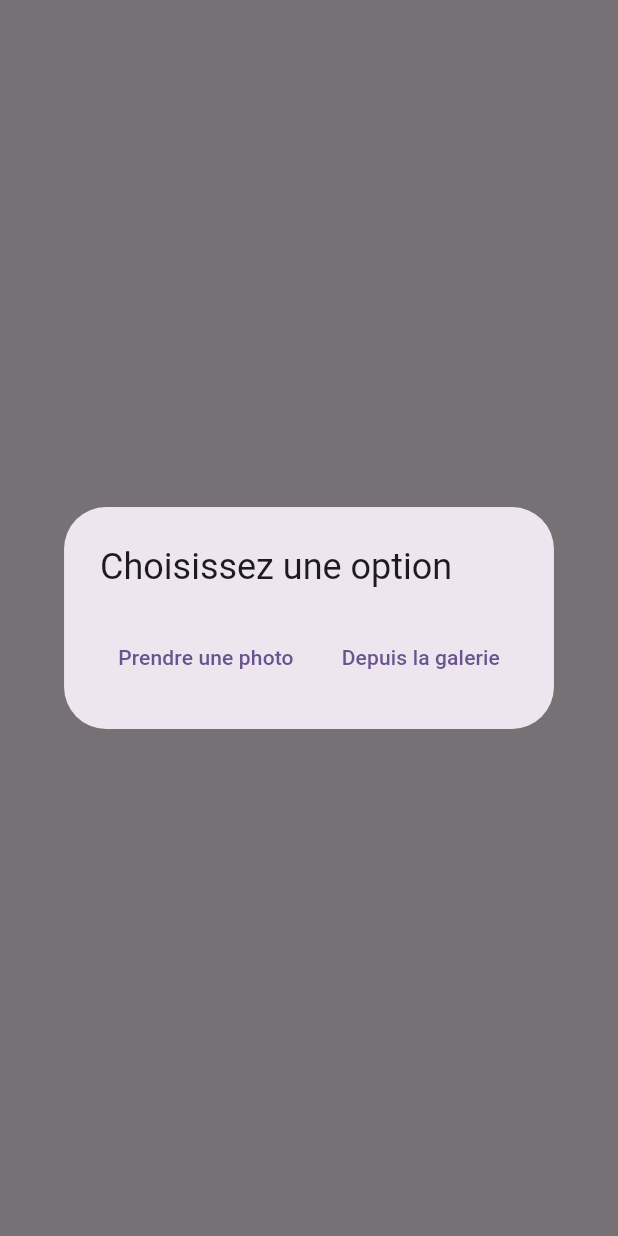
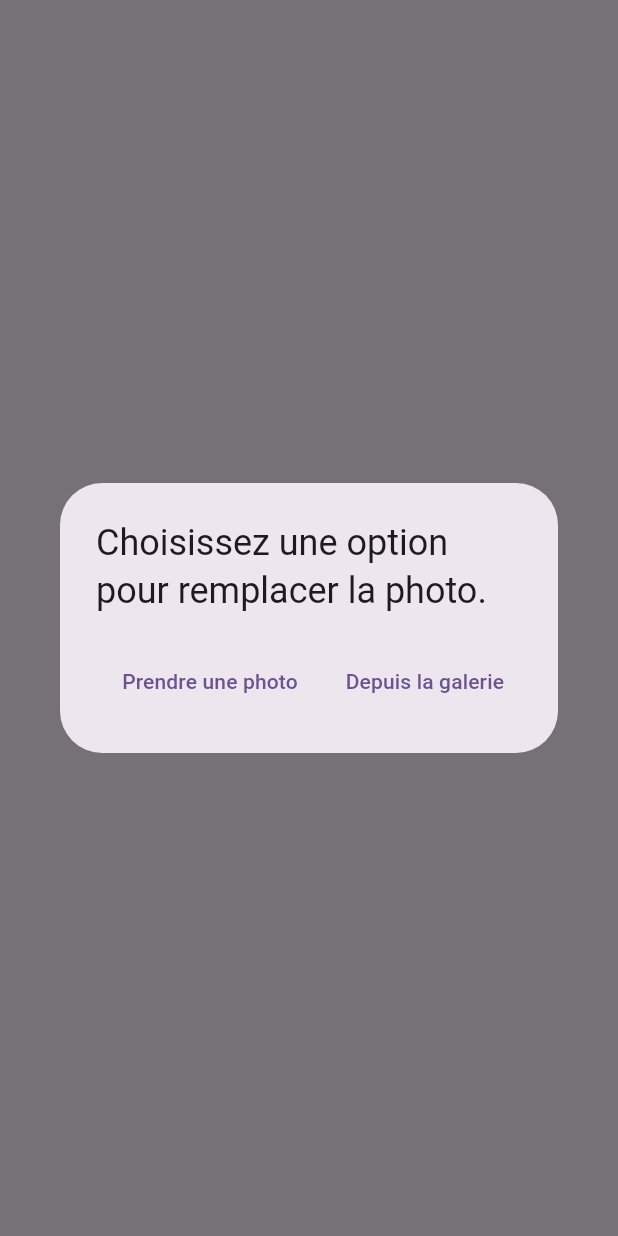
Before and after one commit to PavelDelhomme/flutter_budget_management, a Flutter app: what replaceImage() shows on an empty page, opened directly with empty values, on a phone screen of 412 x 824 dp. Run offline on Flutter 3.47's test engine with Material 3 defaults, Android fonts, the phone set to English and light mode, and no system bars; our stand-ins replace another_flushbar, cloud_firestore, firebase_auth, firebase_core, firebase_storage, flutter_map and 7 more; missing offline and left inert: nominatim_geocoding; accounts and stored records are empty; network calls fail.

```diff
--- a/lib/services/utils_services/image_service.dart
+++ b/lib/services/utils_services/image_service.dart
@@ -22,9 +22,12 @@ Future<String?> uploadImage(File file) async {
   }
 }
 
+
 Future<void> removeImage(String imageUrl, DocumentReference transactionRef) async {
   try {
-    await storage.refFromURL(imageUrl).delete();
+    // Supprimer l'image de Firebase Storage
+    await FirebaseStorage.instance.refFromURL(imageUrl).delete();
+    // Mettre à jour Firestore pour supprimer l'URL
     await transactionRef.update({
       "photos": FieldValue.arrayRemove([imageUrl]),
     });
@@ -33,17 +36,46 @@ Future<void> removeImage(String imageUrl, DocumentReference transactionRef) asyn
   }
 }
 
-Future<void> replaceImage(BuildContext context, String oldImageUrl, DocumentReference transactionRef) async {
-  final ImagePicker picker = ImagePicker();
-  final XFile? pickedFile = await showImageSourceDialog(context, picker);
+Future<void> replaceImage(BuildContext context, String imageUrl, DocumentReference transactionRef) async {
+  final picker = ImagePicker();
+  final XFile? pickedFile = await showDialog<XFile?>(
+    context: context,
+    builder: (BuildContext context) {
+      return AlertDialog(
+        title: const Text("Choisissez une option pour remplacer la photo."),
+        actions: <Widget>[
+          TextButton(
+            onPressed: () async {
+              Navigator.of(context).pop(await picker.pickImage(source: ImageSource.camera));
+            },
+            child: const Text("Prendre une photo"),
+          ),
+          TextButton(
+            onPressed: () async {
+              Navigator.of(context).pop(await picker.pickImage(source: ImageSource.gallery));
+            },
+            child: const Text("Depuis la galerie"),
+          ),
+        ],
+      );
+    },
+  );
 
   if (pickedFile != null) {
-    final String? newUrl = await uploadImage(File(pickedFile.path));
-    if (newUrl != null) {
+    final String fileName = DateTime.now().toIso8601String();
+    final File imageFile = File(pickedFile.path);
+
+    try {
+      final newUrl = await FirebaseStorage.instance
+          .ref(fileName)
+          .putFile(imageFile)
+          .then((task) => task.ref.getDownloadURL());
       await transactionRef.update({
-        "photos": FieldValue.arrayRemove([oldImageUrl]),
+        "photos": FieldValue.arrayRemove([imageUrl]),
         "photos": FieldValue.arrayUnion([newUrl]),
       });
+    } catch (e) {
+      log("Erreur lors du remplacement de l'image : $e");
     }
   }
 }
--- a/lib/views/budget/transaction/transaction_details_view.dart
+++ b/lib/views/budget/transaction/transaction_details_view.dart
@@ -1,6 +1,6 @@
 import 'dart:developer';
 import 'package:budget_management/utils/recurring_transactions.dart';
-import 'package:budget_management/views/budget/transaction/photos/photos_gallery.dart';
+import 'package:budget_management/views/budget/transaction/photos/photo_gallery.dart';
 import 'package:budget_management/views/budget/transaction/transaction_form_screen.dart';
 import 'package:firebase_auth/firebase_auth.dart';
 import 'package:firebase_storage/firebase_storage.dart';
```
Also changed, not shown: lib/views/budget/transaction/photos/image_screen.dart (+28 -4 lines), lib/views/budget/transaction/photos/photo_gallery.dart (renamed from lib/views/budget/transaction/photos/photos_gallery.dart).
